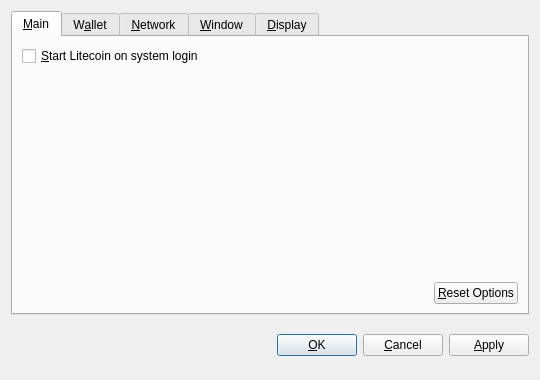
Qt form src/qt/forms/optionsdialog.ui (BeaverCoin-Project/beavercoin) before a commit.
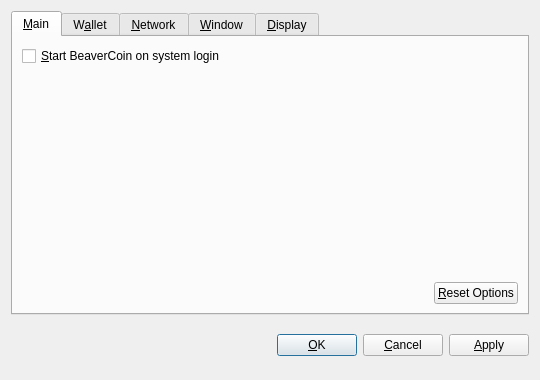
The same form after that commit. Custom widgets are drawn as their Qt base class.

Commit message: BeaverCoin translation

Patch:
```diff
--- a/src/qt/forms/optionsdialog.ui
+++ b/src/qt/forms/optionsdialog.ui
@@ -36,7 +36,7 @@
           <string>Automatically start Litecoin after logging in to the system.</string>
          </property>
          <property name="text">
-          <string>&amp;Start Litecoin on system login</string>
+          <string>&amp;Start BeaverCoin on system login</string>
          </property>
         </widget>
        </item>
```
Left out of the diff: 2 changed lines with no effect on the pictures. The commit also changes 52 other files.
